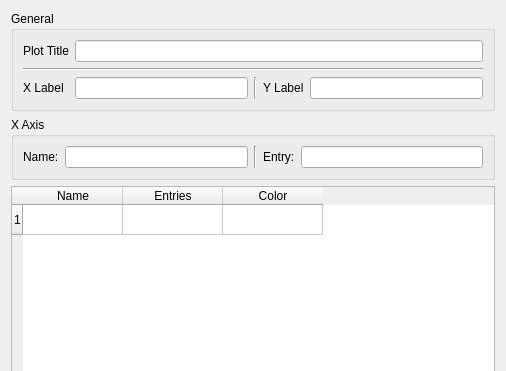
First picture: the form in bec_widgets/widgets/monitor/tab_template.ui, repository bec-project/bec_widgets, before the edit; both pictures show x 0 to 506 and y 0 to 371 of the 506 by 592 pixel window.
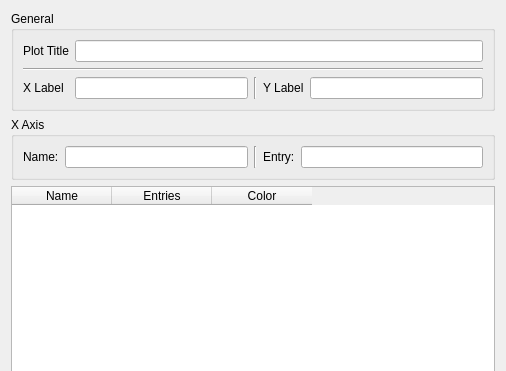
Second picture: the form after the edit.

```diff
--- a/bec_widgets/widgets/monitor/tab_template.ui
+++ b/bec_widgets/widgets/monitor/tab_template.ui
@@ -107,11 +107,6 @@
      </item>
      <item>
       <widget class="QTableWidget" name="tableWidget_y_signals">
-       <row>
-        <property name="text">
-         <string>1</string>
-        </property>
-       </row>
        <column>
         <property name="text">
          <string>Name</string>
```
